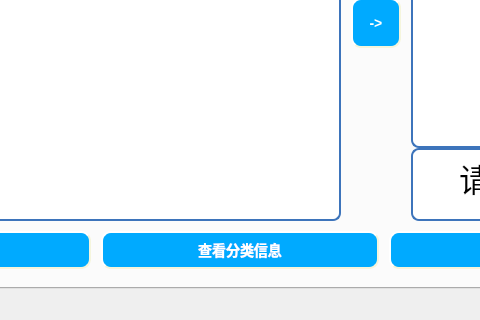
Old version of the form ui/mainwindow.ui in the repository dragonbra/Meows; both pictures show x 216 to 696 and y 347 to 667 of the 912 by 667 pixel window.
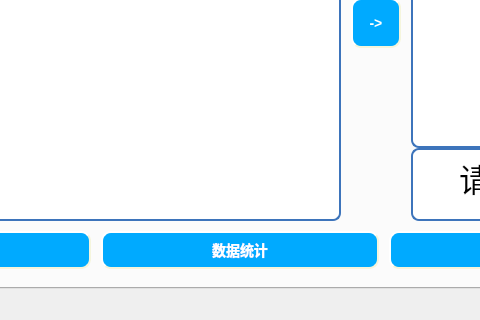
New version of the form. Custom widgets are drawn as their Qt base class.

Commit message: 完成了查看数据统计的功能，可以分类查看新闻的预测情况

Diff of the .ui file:
```diff
--- a/ui/mainwindow.ui
+++ b/ui/mainwindow.ui
@@ -325,7 +325,7 @@
 }</string>
                  </property>
                  <property name="text">
-                  <string>查看分类信息</string>
+                  <string>数据统计</string>
                  </property>
                 </widget>
                </item>
```
Left out of the diff: 16 changed lines with no effect on the pictures. The commit also changes 10 other files.
